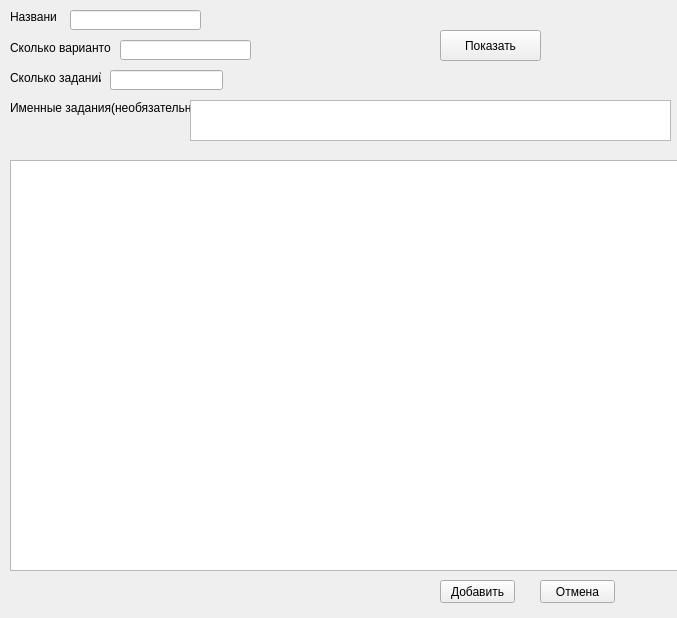
The window that for_table.ui (dizonos/StaPoR) describes before a commit, drawn with Qt 5.
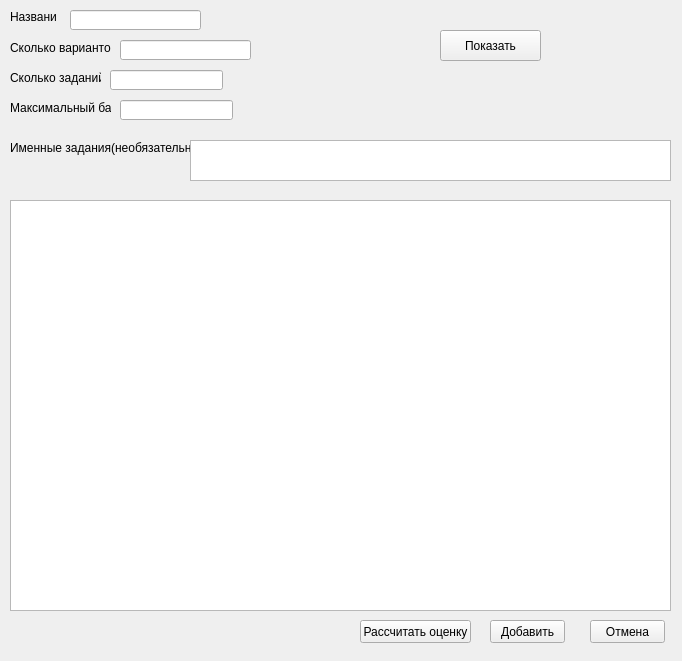
The same window after the commit.

What changed in the file:
```diff
--- a/for_table.ui
+++ b/for_table.ui
@@ -6,8 +6,8 @@
    <rect>
     <x>0</x>
     <y>0</y>
-    <width>677</width>
-    <height>618</height>
+    <width>682</width>
+    <height>661</height>
    </rect>
   </property>
   <property name="windowTitle">
@@ -40,17 +40,23 @@
    <property name="geometry">
     <rect>
      <x>10</x>
-     <y>160</y>
-     <width>671</width>
+     <y>200</y>
+     <width>661</width>
      <height>411</height>
     </rect>
    </property>
+   <property name="rowCount">
+    <number>0</number>
+   </property>
+   <property name="columnCount">
+    <number>0</number>
+   </property>
   </widget>
   <widget class="QPushButton" name="pushButton">
    <property name="geometry">
     <rect>
-     <x>440</x>
-     <y>580</y>
+     <x>490</x>
+     <y>620</y>
      <width>75</width>
      <height>23</height>
     </rect>
@@ -62,8 +68,8 @@
   <widget class="QPushButton" name="pushButton_2">
    <property name="geometry">
     <rect>
-     <x>540</x>
-     <y>580</y>
+     <x>590</x>
+     <y>620</y>
      <width>75</width>
      <height>23</height>
     </rect>
@@ -135,7 +141,7 @@
    <property name="geometry">
     <rect>
      <x>10</x>
-     <y>100</y>
+     <y>140</y>
      <width>181</width>
      <height>16</height>
     </rect>
@@ -148,7 +154,7 @@
    <property name="geometry">
     <rect>
      <x>190</x>
-     <y>100</y>
+     <y>140</y>
      <width>481</width>
      <height>41</height>
     </rect>
@@ -157,8 +163,8 @@
   <widget class="QLabel" name="progress">
    <property name="geometry">
     <rect>
-     <x>10</x>
-     <y>580</y>
+     <x>20</x>
+     <y>620</y>
      <width>151</width>
      <height>21</height>
     </rect>
@@ -175,6 +181,45 @@
     <string/>
    </property>
   </widget>
+  <widget class="QPushButton" name="pushButton_4">
+   <property name="geometry">
+    <rect>
+     <x>360</x>
+     <y>620</y>
+     <width>111</width>
+     <height>23</height>
+    </rect>
+   </property>
+   <property name="text">
+    <string>Рассчитать оценку</string>
+   </property>
+  </widget>
+  <widget class="QLabel" name="label_5">
+   <property name="geometry">
+    <rect>
+     <x>10</x>
+     <y>100</y>
+     <width>101</width>
+     <height>16</height>
+    </rect>
+   </property>
+   <property name="text">
+    <string>Максимальный балл</string>
+   </property>
+   <property name="scaledContents">
+    <bool>true</bool>
+   </property>
+  </widget>
+  <widget class="QLineEdit" name="lineEdit_4">
+   <property name="geometry">
+    <rect>
+     <x>120</x>
+     <y>100</y>
+     <width>113</width>
+     <height>20</height>
+    </rect>
+   </property>
+  </widget>
  </widget>
  <resources/>
  <connections/>
```
